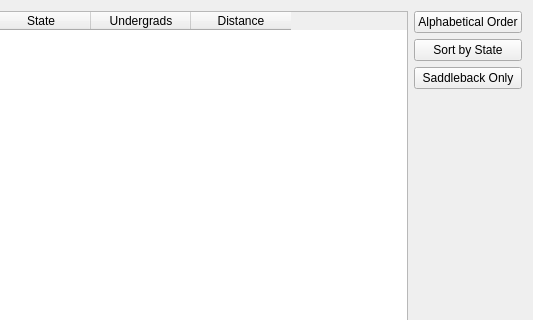
Before: the Qt Designer form CollegeTouring/collegelist.ui in belalzahran/CS_Project2_TheApplicants, drawn with Qt 5; both pictures show x 121 to 654 and y 0 to 320 of the 654 by 509 pixel window.
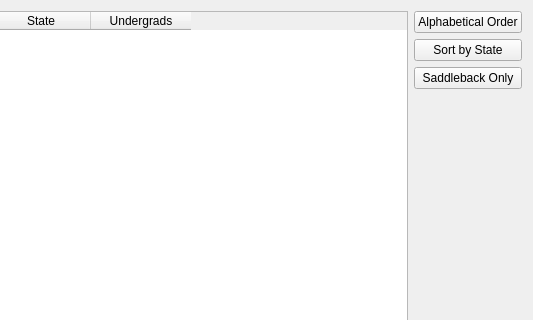
After: the same form once the commit is applied.

Diff of the .ui file:
```diff
--- a/CollegeTouring/collegelist.ui
+++ b/CollegeTouring/collegelist.ui
@@ -31,11 +31,6 @@
        <string>Undergrads</string>
       </property>
      </column>
-     <column>
-      <property name="text">
-       <string>Distance</string>
-      </property>
-     </column>
     </widget>
    </item>
    <item row="2" column="1">
```
Left out of the diff: 2 changed lines with no effect on the pictures.
